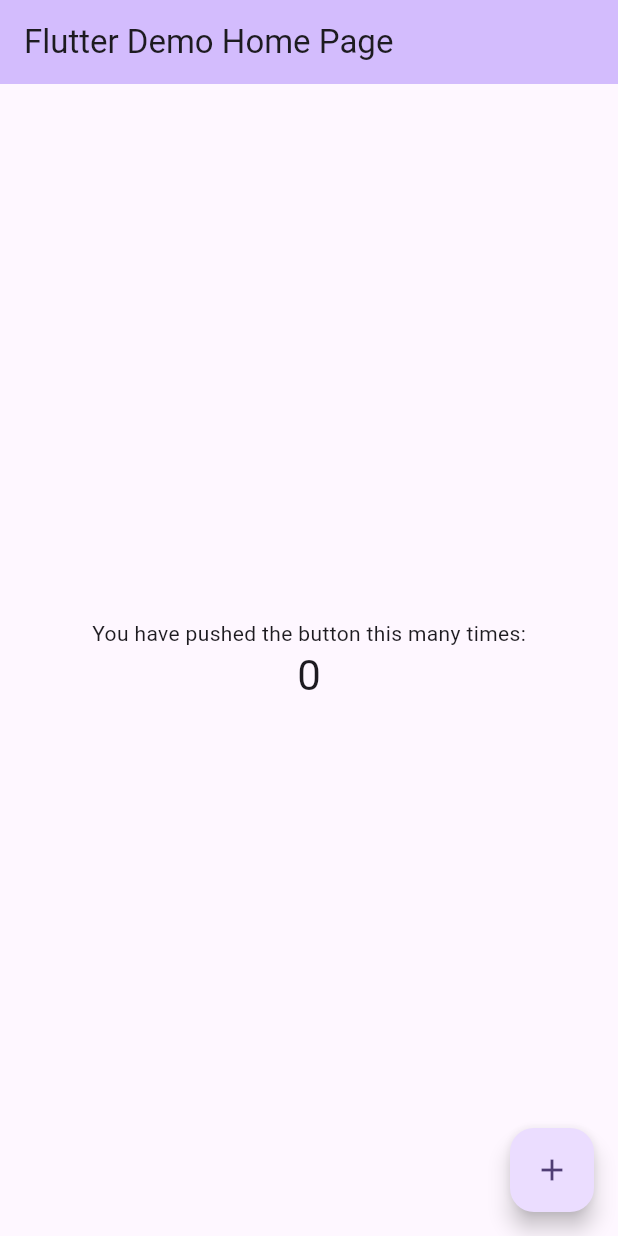
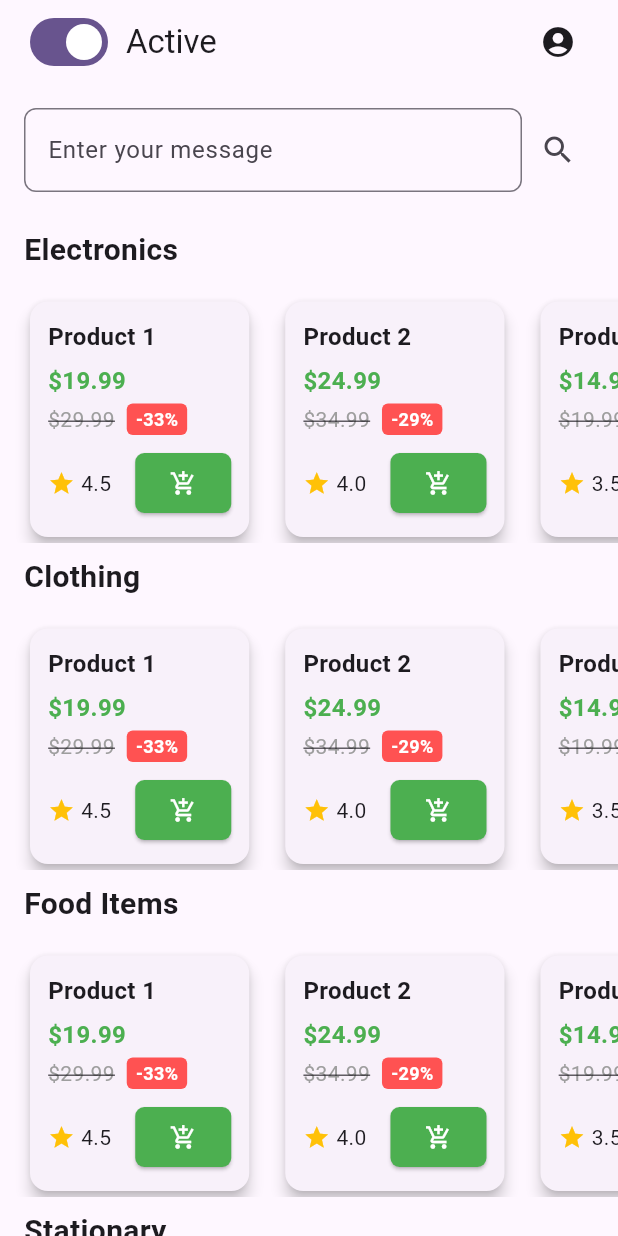
Before and after one commit to k3Dron/linkit, a Flutter app: the screen it shows after launch, on a phone screen of 412 x 824 dp. Run offline on Flutter 3.47's test engine with Material 3 defaults, Android fonts, the phone set to English and light mode, and no system bars; our stand-ins replace firebase_core; accounts and stored records are empty.

Commit message:
Home Page

```diff
--- a/lib/main.dart
+++ b/lib/main.dart
@@ -1,4 +1,5 @@
 import 'package:flutter/material.dart';
+import 'package:linkit/screens/HomeScreen/homeScreen.dart';
 
 void main() {
   runApp(const MyApp());
@@ -7,119 +8,16 @@
 class MyApp extends StatelessWidget {
   const MyApp({super.key});
 
-  // This widget is the root of your application.
   @override
   Widget build(BuildContext context) {
     return MaterialApp(
       title: 'Flutter Demo',
       theme: ThemeData(
-        // This is the theme of your application.
-        //
-        // TRY THIS: Try running your application with "flutter run". You'll see
-        // the application has a purple toolbar. Then, without quitting the app,
-        // try changing the seedColor in the colorScheme below to Colors.green
-        // and then invoke "hot reload" (save your changes or press the "hot
-        // reload" button in a Flutter-supported IDE, or press "r" if you used
-        // the command line to start the app).
-        //
-        // Notice that the counter didn't reset back to zero; the application
-        // state is not lost during the reload. To reset the state, use hot
-        // restart instead.
-        //
-        // This works for code too, not just values: Most code changes can be
-        // tested with just a hot reload.
         colorScheme: ColorScheme.fromSeed(seedColor: Colors.deepPurple),
         useMaterial3: true,
       ),
-      home: const MyHomePage(title: 'Flutter Demo Home Page'),
+      home: const HomeScreen(),
+
     );
   }
 }
-
-class MyHomePage extends StatefulWidget {
-  const MyHomePage({super.key, required this.title});
-
-  // This widget is the home page of your application. It is stateful, meaning
-  // that it has a State object (defined below) that contains fields that affect
-  // how it looks.
-
-  // This class is the configuration for the state. It holds the values (in this
-  // case the title) provided by the parent (in this case the App widget) and
-  // used by the build method of the State. Fields in a Widget subclass are
-  // always marked "final".
-
-  final String title;
-
-  @override
-  State<MyHomePage> createState() => _MyHomePageState();
-}
-
-class _MyHomePageState extends State<MyHomePage> {
-  int _counter = 0;
-
-  void _incrementCounter() {
-    setState(() {
-      // This call to setState tells the Flutter framework that something has
-      // changed in this State, which causes it to rerun the build method below
-      // so that the display can reflect the updated values. If we changed
-      // _counter without calling setState(), then the build method would not be
-      // called again, and so nothing would appear to happen.
-      _counter++;
-    });
-  }
-
-  @override
-  Widget build(BuildContext context) {
-    // This method is rerun every time setState is called, for instance as done
-    // by the _incrementCounter method above.
-    //
-    // The Flutter framework has been optimized to make rerunning build methods
-    // fast, so that you can just rebuild anything that needs updating rather
-    // than having to individually change instances of widgets.
-    return Scaffold(
-      appBar: AppBar(
-        // TRY THIS: Try changing the color here to a specific color (to
-        // Colors.amber, perhaps?) and trigger a hot reload to see the AppBar
-        // change color while the other colors stay the same.
-        backgroundColor: Theme.of(context).colorScheme.inversePrimary,
-        // Here we take the value from the MyHomePage object that was created by
-        // the App.build method, and use it to set our appbar title.
-        title: Text(widget.title),
-      ),
-      body: Center(
-        // Center is a layout widget. It takes a single child and positions it
-        // in the middle of the parent.
-        child: Column(
-          // Column is also a layout widget. It takes a list of children and
-          // arranges them vertically. By default, it sizes itself to fit its
-          // children horizontally, and tries to be as tall as its parent.
-          //
-          // Column has various properties to control how it sizes itself and
-          // how it positions its children. Here we use mainAxisAlignment to
-          // center the children vertically; the main axis here is the vertical
-          // axis because Columns are vertical (the cross axis would be
-          // horizontal).
-          //
-          // TRY THIS: Invoke "debug painting" (choose the "Toggle Debug Paint"
-          // action in the IDE, or press "p" in the console), to see the
-          // wireframe for each widget.
-          mainAxisAlignment: MainAxisAlignment.center,
-          children: <Widget>[
-            const Text(
-              'You have pushed the button this many times:',
-            ),
-            Text(
-              '$_counter',
-              style: Theme.of(context).textTheme.headlineMedium,
-            ),
-          ],
-        ),
-      ),
-      floatingActionButton: FloatingActionButton(
-        onPressed: _incrementCounter,
-        tooltip: 'Increment',
-        child: const Icon(Icons.add),
-      ), // This trailing comma makes auto-formatting nicer for build methods.
-    );
-  }
-}
--- /dev/null
+++ b/lib/screens/Components/SearchField.dart
@@ -0,0 +1,51 @@
+import 'package:flutter/material.dart';
+
+class InputFieldWithSend extends StatefulWidget {
+  final void Function(String) onSend;
+
+  const InputFieldWithSend({Key? key, required this.onSend}) : super(key: key);
+
+  @override
+  _InputFieldWithSendState createState() => _InputFieldWithSendState();
+}
+
+class _InputFieldWithSendState extends State<InputFieldWithSend> {
+  final TextEditingController _controller = TextEditingController();
+
+  void _handleSend() {
+    final text = _controller.text.trim();
+    if (text.isNotEmpty) {
+      print('Sending: $text'); // Print statement added
+      widget.onSend(text);
+      _controller.clear();
+    }
+  }
+
+  @override
+  Widget build(BuildContext context) {
+    return Padding(
+      padding: const EdgeInsets.all(16.0),
+      child: Row(
+        children: [
+          Expanded(
+            child: TextField(
+              controller: _controller,
+              decoration: InputDecoration(
+                hintText: 'Enter your message',
+                border: OutlineInputBorder(
+                  borderRadius: BorderRadius.circular(8.0),
+                  borderSide: BorderSide(color: Colors.grey),
+                ),
+              ),
+              onSubmitted: (_) => _handleSend(),
+            ),
+          ),
+          IconButton(
+            icon: Icon(Icons.search),
+            onPressed: _handleSend,
+          ),
+        ],
+      ),
+    );
+  }
+}
--- /dev/null
+++ b/lib/screens/HomeScreen/Components/EcommerceComponents/CategoryTemplate.dart
@@ -0,0 +1,29 @@
+import 'package:flutter/material.dart';
+import 'scroller.dart';
+
+class Categorytemplate extends StatelessWidget {
+  String categoryName = "Category Name";
+
+  Categorytemplate({
+    super.key,
+    required this.categoryName,
+    });
+
+  @override
+  Widget build(BuildContext context) {
+    return Column(
+      crossAxisAlignment: CrossAxisAlignment.start,
+      children: [
+        Padding(
+          padding: const EdgeInsets.symmetric(horizontal: 16, vertical: 8),
+          child: Text(
+            categoryName,
+            style: const TextStyle(fontSize: 20, fontWeight: FontWeight.bold),
+          ),
+        ),
+        const SizedBox(height: 8),
+        const Scroller(), // Assuming Scroller is defined in the same file or imported
+      ],
+    );
+  }
+}
--- /dev/null
+++ b/lib/screens/HomeScreen/Components/EcommerceComponents/ProductCard.dart
@@ -0,0 +1,116 @@
+import 'package:flutter/material.dart';
+
+class ProductCard extends StatelessWidget {
+  // final String imageUrl;
+  final String productName;
+  final double currentPrice;
+  final double originalPrice;
+  final double rating;
+  final VoidCallback onAddToCart;
+
+  const ProductCard({
+    Key? key,
+    // required this.imageUrl,
+    required this.productName,
+    required this.currentPrice,
+    required this.originalPrice,
+    required this.rating,
+    required this.onAddToCart,
+  }) : super(key: key);
+
+  @override
+  Widget build(BuildContext context) {
+    final percentOff = ((originalPrice - currentPrice) / originalPrice * 100).round();
+
+    return Card(
+      elevation: 4,
+      shape: RoundedRectangleBorder(borderRadius: BorderRadius.circular(12)),
+      child: Padding(
+        padding: const EdgeInsets.all(12.0),
+        child: Column(
+          crossAxisAlignment: CrossAxisAlignment.start,
+          children: [
+            // Image
+            // ClipRRect(
+            //   borderRadius: BorderRadius.circular(8),
+            //   child: Image.network(
+            //     imageUrl,
+            //     height: 120,
+            //     width: double.infinity,
+            //     fit: BoxFit.cover,
+            //   ),
+            // ),
+            // const SizedBox(height: 8),
+            // Product Name
+            Text(
+              productName,
+              style: const TextStyle(fontSize: 16, fontWeight: FontWeight.bold),
+              maxLines: 2,
+              overflow: TextOverflow.ellipsis,
+            ),
+            const SizedBox(height: 6),
+            // Current Price
+            Text(
+              '\$${currentPrice.toStringAsFixed(2)}',
+              style: const TextStyle(fontSize: 16, color: Colors.green, fontWeight: FontWeight.bold),
+            ),
+            const SizedBox(height: 4),
+            // Original Price and Percentage Off
+            Row(
+              children: [
+                Text(
+                  '\$${originalPrice.toStringAsFixed(2)}',
+                  style: const TextStyle(
+                    fontSize: 14,
+                    color: Colors.grey,
+                    decoration: TextDecoration.lineThrough,
+                  ),
+                ),
+                const SizedBox(width: 8),
+                if (percentOff > 0)
+                  Container(
+                    padding: const EdgeInsets.symmetric(horizontal: 6, vertical: 2),
+                    decoration: BoxDecoration(
+                      color: Colors.redAccent,
+                      borderRadius: BorderRadius.circular(4),
+                    ),
+                    child: Text(
+                      '-$percentOff%',
+                      style: const TextStyle(color: Colors.white, fontSize: 12, fontWeight: FontWeight.bold),
+                    ),
+                  ),
+              ],
+            ),
+            const SizedBox(height: 8),
+            // Rating and Add to Cart Button
+            Row(
+              mainAxisAlignment: MainAxisAlignment.spaceBetween,
+              children: [
+                Row(
+                  children: [
+                    const Icon(Icons.star, color: Colors.amber, size: 18),
+                    const SizedBox(width: 4),
+                    Text(
+                      rating.toStringAsFixed(1),
+                      style: const TextStyle(fontSize: 14),
+                    ),
+                  ],
+                ),
+                SizedBox(width: 16),
+                ElevatedButton(
+                  onPressed: onAddToCart,
+                  style: ElevatedButton.styleFrom(
+                    backgroundColor: Colors.green,
+                    padding: const EdgeInsets.symmetric(horizontal: 2, vertical: 2),
+                    shape: RoundedRectangleBorder(borderRadius: BorderRadius.circular(6)),
+                  ),
+                  child: const Icon(  Icons.add_shopping_cart, size: 18, color: Colors.white),
+                ),
+              ],
+            ),
+          ],
+        ),
+      ),
+    );
+  }
+}
--- /dev/null
+++ b/lib/screens/HomeScreen/Components/EcommerceComponents/scroller.dart
@@ -0,0 +1,60 @@
+import 'package:flutter/material.dart';
+import 'ProductCard.dart';
+
+class Scroller extends StatelessWidget {
+  const Scroller({Key? key}) : super(key: key);
+
+  // Dummy product data
+  final List<Map<String, dynamic>> products = const [
+    {
+      'productName': 'Product 1',
+      'currentPrice': 19.99,
+      'originalPrice': 29.99,
+      'rating': 4.5,
+    },
+    {
+      'productName': 'Product 2',
+      'currentPrice': 24.99,
+      'originalPrice': 34.99,
+      'rating': 4.0,
+    },
+    {
+      'productName': 'Product 3',
+      'currentPrice': 14.99,
+      'originalPrice': 19.99,
+      'rating': 3.5,
+    },
+    {
+      'productName': 'Product 4',
+      'currentPrice': 39.99,
+      'originalPrice': 49.99,
+      'rating': 5.0,
+    },
+  ];
+
+  @override
+  Widget build(BuildContext context) {
+    return SingleChildScrollView(
+      scrollDirection: Axis.horizontal,
+      padding: const EdgeInsets.symmetric(horizontal: 16),
+      child: Row(
+        children: [
+          for (var product in products) ...[
+            ProductCard(
+              productName: product['productName'],
+              currentPrice: product['currentPrice'],
+              originalPrice: product['originalPrice'],
+              rating: product['rating'],
+              onAddToCart: () {
+                ScaffoldMessenger.of(context).showSnackBar(
+                  SnackBar(content: Text('${product['productName']} added to cart!')),
+                );
+              },
+            ),
+            const SizedBox(width: 16), // spacing between cards
+          ]
+        ],
+      ),
+    );
+  }
+}
--- /dev/null
+++ b/lib/screens/HomeScreen/homeScreen.dart
@@ -0,0 +1,59 @@
+import 'package:flutter/foundation.dart';
+import 'package:flutter/material.dart';
+import 'package:linkit/screens/Components/SearchField.dart';
+import 'package:linkit/screens/HomeScreen/components/EcommerceComponents/CategoryTemplate.dart';
+
+class HomeScreen extends StatefulWidget {
+  const HomeScreen({super.key});
+
+  @override
+  State<HomeScreen> createState() => _HomeScreenState();
+}
+
+class _HomeScreenState extends State<HomeScreen> {
+  @override
+  Widget build(BuildContext context) {
+    return Scaffold(
+      appBar: AppBar(
+        title: Row(
+
+          children: [
+            Switch(
+              value: true,
+              onChanged: (bool value) {
+                // Handle toggle switch change
+              },
+            ),
+            const SizedBox(width: 8),
+            const Text('Active'),
+            const Spacer(),
+            IconButton(
+              icon: const Icon(Icons.account_circle),
+              onPressed: () {
+                // Handle profile button press
+              },
+            ),
+          ],
+        ),
+      ),
+      body:  ListView(
+        children: [
+          InputFieldWithSend(
+            onSend: (String message) {
+              // Handle the send action
+              if (kDebugMode) {
+                print('Message sent: $message');
+              }
+            },
+          ),
+           Categorytemplate(categoryName: "Electronics"),
+           Categorytemplate(categoryName: "Clothing"
+          ),
+           Categorytemplate(categoryName: "Food Items"),
+           Categorytemplate(categoryName: "Stationary"),
+           Categorytemplate(categoryName: "Pharmaceuticals"),
+        ]
+      ),
+    );
+  }
+}
--- a/pubspec.yaml
+++ b/pubspec.yaml
@@ -35,6 +35,7 @@ dependencies:
   # The following adds the Cupertino Icons font to your application.
   # Use with the CupertinoIcons class for iOS style icons.
   cupertino_icons: ^1.0.8
+  firebase_core: ^4.0.0
 
 dev_dependencies:
   flutter_test:
```
Also changed, not shown: pubspec.lock, 2 other files.
